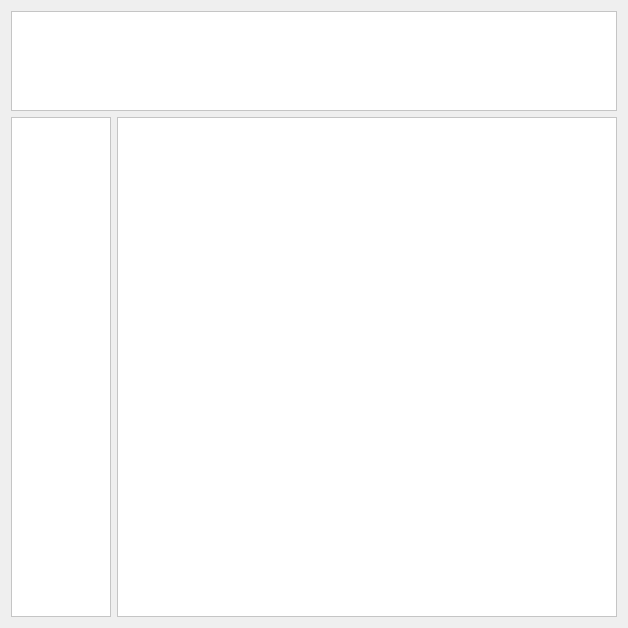
Qt form mainwindow.ui (TheoFRASSI/GaleriePhotoIHM) before a commit.
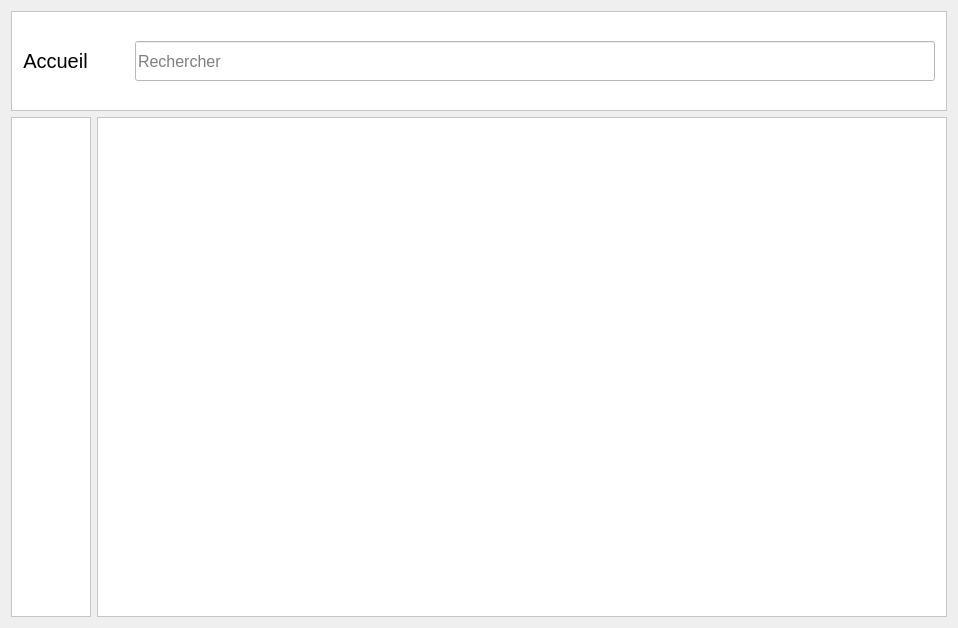
The same form after that commit. Icons and pictures are not drawn.

```diff
--- a/mainwindow.ui
+++ b/mainwindow.ui
@@ -6,8 +6,8 @@
    <rect>
     <x>0</x>
     <y>0</y>
-    <width>528</width>
-    <height>403</height>
+    <width>958</width>
+    <height>624</height>
    </rect>
   </property>
   <property name="windowTitle">
@@ -17,6 +17,9 @@
    <iconset>
     <normaloff>../../../Pictures/ImageProjetQt/gallery-icon.png</normaloff>../../../Pictures/ImageProjetQt/gallery-icon.png</iconset>
   </property>
+  <property name="autoFillBackground">
+   <bool>false</bool>
+  </property>
   <widget class="QWidget" name="centralWidget">
    <layout class="QGridLayout" name="gridLayout">
     <item row="0" column="0">
@@ -491,30 +494,95 @@
           <property name="frameShadow">
            <enum>QFrame::Raised</enum>
           </property>
-          <widget class="QLabel" name="label">
-           <property name="geometry">
-            <rect>
-             <x>180</x>
-             <y>110</y>
-             <width>35</width>
-             <height>10</height>
-            </rect>
-           </property>
-           <property name="text">
-            <string>TextLabel</string>
-           </property>
-          </widget>
-          <widget class="QWidget" name="horizontalLayoutWidget_3">
-           <property name="geometry">
-            <rect>
-             <x>0</x>
-             <y>0</y>
-             <width>101</width>
-             <height>101</height>
-            </rect>
-           </property>
-           <layout class="QHBoxLayout" name="menu"/>
-          </widget>
+          <layout class="QHBoxLayout" name="horizontalLayout_9">
+           <item>
+            <layout class="QHBoxLayout" name="menu"/>
+           </item>
+           <item>
+            <layout class="QHBoxLayout" name="horizontalLayout_3">
+             <item>
+              <widget class="QLabel" name="label_2">
+               <property name="sizePolicy">
+                <sizepolicy hsizetype="Preferred" vsizetype="Preferred">
+                 <horstretch>0</horstretch>
+                 <verstretch>0</verstretch>
+                </sizepolicy>
+               </property>
+               <property name="font">
+                <font>
+                 <pointsize>15</pointsize>
+                </font>
+               </property>
+               <property name="text">
+                <string>Accueil</string>
+               </property>
+               <property name="textFormat">
+                <enum>Qt::PlainText</enum>
+               </property>
+               <property name="scaledContents">
+                <bool>true</bool>
+               </property>
+               <property name="alignment">
+                <set>Qt::AlignCenter</set>
+               </property>
+              </widget>
+             </item>
+            </layout>
+           </item>
+           <item>
+            <layout class="QHBoxLayout" name="layoutSearch">
+             <item>
+              <spacer name="horizontalSpacer">
+               <property name="orientation">
+                <enum>Qt::Horizontal</enum>
+               </property>
+               <property name="sizeHint" stdset="0">
+                <size>
+                 <width>40</width>
+                 <height>20</height>
+                </size>
+               </property>
+              </spacer>
+             </item>
+             <item>
+              <widget class="QLineEdit" name="lineEdit">
+               <property name="minimumSize">
+                <size>
+                 <width>800</width>
+                 <height>40</height>
+                </size>
+               </property>
+               <property name="maximumSize">
+                <size>
+                 <width>800</width>
+                 <height>40</height>
+                </size>
+               </property>
+               <property name="font">
+                <font>
+                 <pointsize>12</pointsize>
+                </font>
+               </property>
+               <property name="placeholderText">
+                <string>Rechercher</string>
+               </property>
+              </widget>
+             </item>
+            </layout>
+           </item>
+           <item>
+            <layout class="QHBoxLayout" name="layoutNewAlbum"/>
+           </item>
+           <item>
+            <layout class="QHBoxLayout" name="layoutNewPhoto"/>
+           </item>
+           <item>
+            <layout class="QHBoxLayout" name="layoutAffichage"/>
+           </item>
+           <item>
+            <layout class="QHBoxLayout" name="layoutSettings"/>
+           </item>
+          </layout>
          </widget>
         </item>
        </layout>
@@ -527,13 +595,13 @@
            <widget class="QFrame" name="frame_2">
             <property name="minimumSize">
              <size>
-              <width>100</width>
+              <width>80</width>
               <height>300</height>
              </size>
             </property>
             <property name="maximumSize">
              <size>
-              <width>50</width>
+              <width>80</width>
               <height>16777215</height>
              </size>
             </property>
```
Left out of the diff: 2 changed lines with no effect on the pictures.
